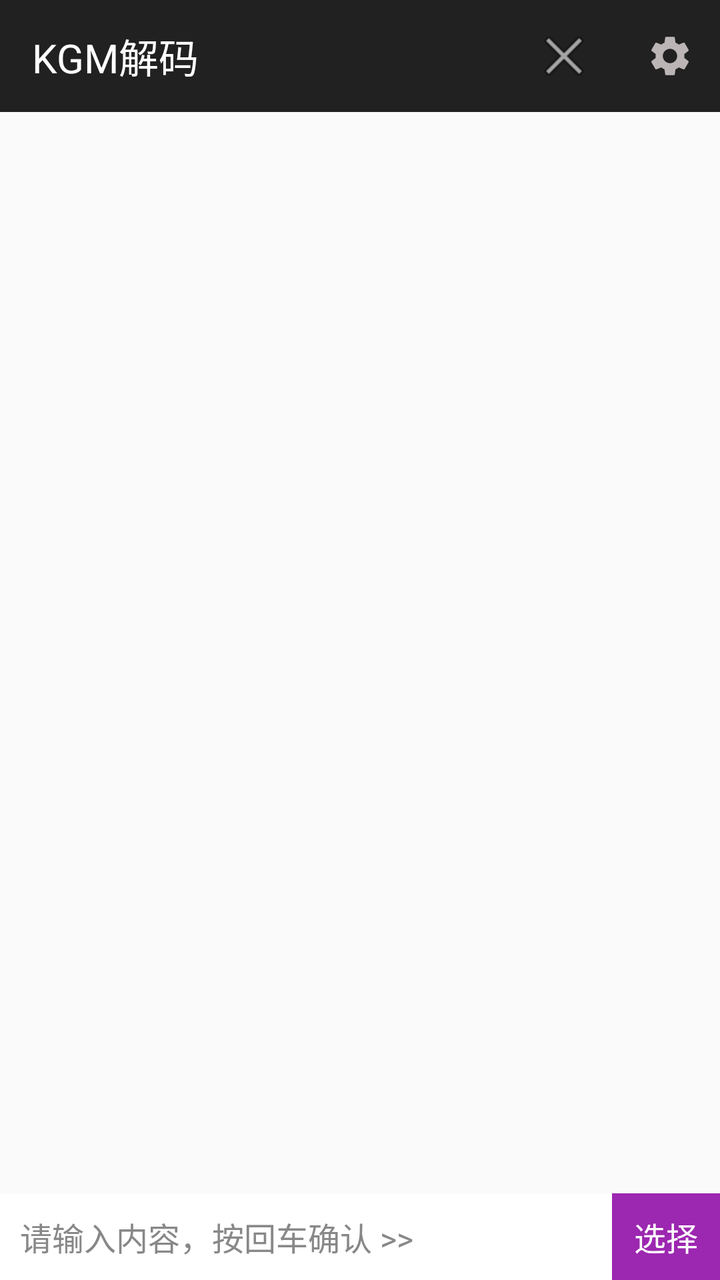
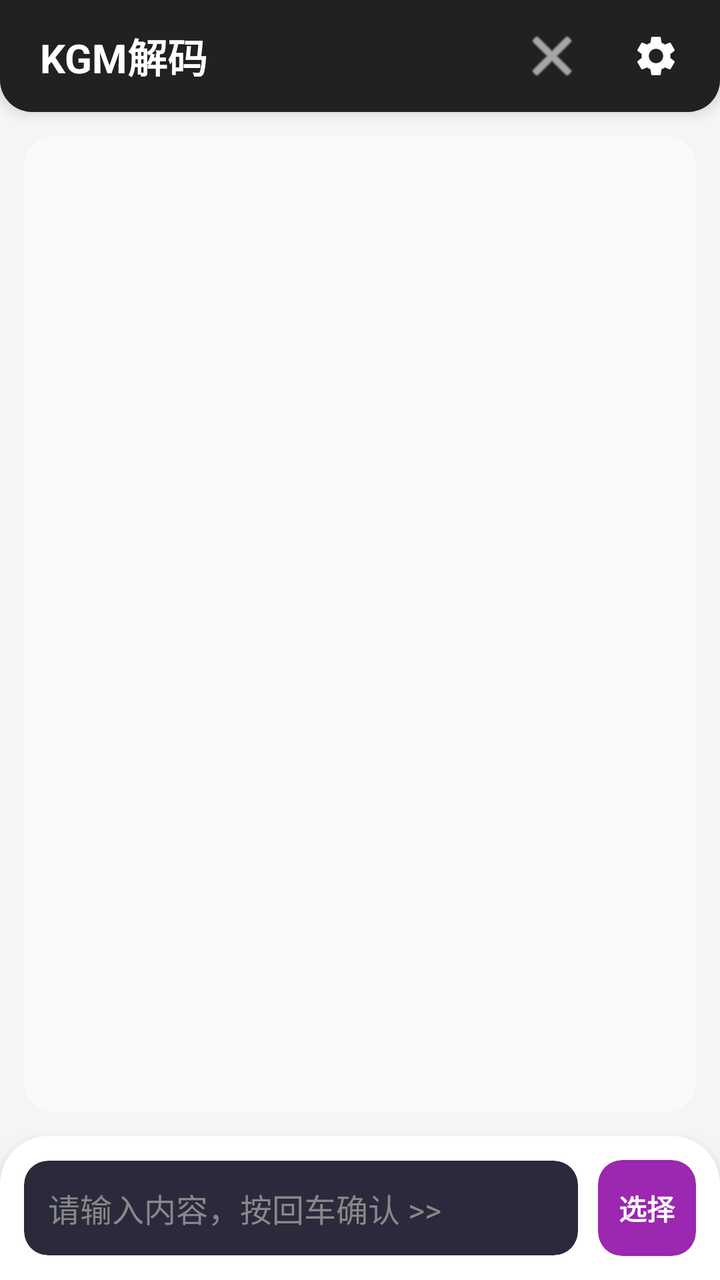

Screens rendered from an Android XML layout before and after an edit, with the pre-edit source and the edit as a unified diff.
<!-- AndroidManifest.xml: application theme Theme.AppCompat.Light.NoActionBar -->
<!-- res/layout/activity_main.xml -->
<?xml version="1.0" encoding="utf-8"?>
<androidx.constraintlayout.widget.ConstraintLayout
    xmlns:android="http://schemas.android.com/apk/res/android"
    xmlns:tools="http://schemas.android.com/tools"
    xmlns:app="http://schemas.android.com/apk/res-auto"
    android:layout_width="match_parent"
    android:layout_height="match_parent"
    android:background="@color/bg_root"
    tools:context=".MainActivity">

    
    <LinearLayout
        android:id="@+id/title_bar"
        android:layout_width="match_parent"
        android:layout_height="56dp"
        android:orientation="horizontal"
        android:background="@color/bg_title_bar"
        app:layout_constraintTop_toTopOf="parent"
        app:layout_constraintStart_toStartOf="parent"
        app:layout_constraintEnd_toEndOf="parent">

        <TextView
            android:id="@+id/tv_title"
            android:layout_width="0dp"
            android:layout_height="match_parent"
            android:layout_weight="1"
            android:gravity="center_vertical"
            android:paddingStart="16dp"
            android:paddingLeft="16dp"
            android:text="@string/MainActivity_title"
            android:textColor="@color/text_title"
            android:textSize="20sp" />

        <ImageView
            android:id="@+id/iv_close"
            android:layout_width="56dp"
            android:layout_height="56dp"
            android:scaleType="centerInside"
            android:clickable="true"
            android:focusable="true"
            android:src="@android:drawable/ic_menu_close_clear_cancel" />

        <ImageButton
            android:background="@android:color/transparent"
            android:id="@+id/btn_setting"
            android:layout_width="50dp"
            android:layout_height="match_parent"
            android:src="@drawable/baseline_settings_24" />
    </LinearLayout>

    
    <LinearLayout
        android:id="@+id/input_bar"
        android:layout_width="match_parent"
        android:layout_height="wrap_content"
        android:orientation="horizontal"
        android:background="@color/bg_input_bar"
        app:layout_constraintBottom_toBottomOf="parent"
        app:layout_constraintStart_toStartOf="parent"
        app:layout_constraintEnd_toEndOf="parent">

        <EditText
            android:id="@+id/et_input"
            android:layout_width="0dp"
            android:layout_height="wrap_content"
            android:layout_weight="0.85"
            android:padding="10dp"
            android:hint="@string/MainActivity_defaultHint"
            android:textColorHint="@color/text_hint"
            android:textColor="@color/text_console"
            android:textSize="16sp"
            android:background="@android:color/transparent"
            android:inputType="text"
            android:imeOptions="actionSend" />

        <TextView
            android:id="@+id/btn_pick"
            android:layout_width="0dp"
            android:layout_height="match_parent"
            android:layout_weight="0.15"
            android:background="@color/btn_pick_bg"
            android:clickable="true"
            android:focusable="true"
            android:gravity="center"
            android:text="@string/MainActivity_pickBtnHint"
            android:textColor="@color/btn_pick_text"
            android:textSize="16sp" />
    </LinearLayout>

    
    <ScrollView
        android:id="@+id/sv_console"
        android:layout_width="match_parent"
        android:layout_height="0dp"
        android:background="@color/bg_console"
        app:layout_constraintTop_toBottomOf="@id/title_bar"
        app:layout_constraintBottom_toTopOf="@id/input_bar"
        app:layout_constraintStart_toStartOf="parent"
        app:layout_constraintEnd_toEndOf="parent">

        <TextView
            android:id="@+id/tv_console"
            android:layout_width="match_parent"
            android:layout_height="wrap_content"
            android:padding="4dp"
            android:textSize="18sp"
            android:textColor="@color/text_console"
            android:fontFamily="monospace"
            android:scrollbars="vertical"
            android:textIsSelectable="true" />
    </ScrollView>

    
    <SurfaceView
        android:id="@+id/surface_view"
        android:layout_width="match_parent"
        android:layout_height="0dp"
        android:focusable="true"
        android:visibility="gone"
        app:layout_constraintTop_toTopOf="parent"
        app:layout_constraintBottom_toTopOf="@id/input_bar"
        app:layout_constraintStart_toStartOf="parent"
        app:layout_constraintEnd_toEndOf="parent"
        android:clickable="true"/>

    <ImageView
        android:id="@+id/playArrow"
        android:layout_width="150dp"
        android:layout_height="150dp"
        android:src="@drawable/round_play_arrow_24"
        android:visibility="gone"
        android:alpha="1"
        app:layout_constraintBottom_toBottomOf="parent"
        app:layout_constraintLeft_toLeftOf="parent"
        app:layout_constraintRight_toRightOf="parent"
        app:layout_constraintTop_toTopOf="parent" />

</androidx.constraintlayout.widget.ConstraintLayout>
<!-- resources referenced by this layout -->
<resources>
  <color name="bg_console">#FAFAFA</color>
  <color name="bg_input_bar">#FFFFFF</color>
  <color name="bg_root">#F5F5F5</color>
  <color name="bg_title_bar">#212121</color>
  <color name="btn_pick_bg">#9C27B0</color>
  <color name="btn_pick_text">#FFFFFF</color>
  <color name="text_console">#000000</color>
  <color name="text_hint">#888888</color>
  <color name="text_title">#FFFFFF</color>
  <!-- drawable baseline_settings_24 (drawable) -->
  <vector xmlns:android="http://schemas.android.com/apk/res/android" android:height="24dp" android:tint="#BCB5B5" android:viewportHeight="24" android:viewportWidth="24" android:width="24dp">
        
      <path android:fillColor="@android:color/black" android:pathData="M19.14,12.94c0.04,-0.3 0.06,-0.61 0.06,-0.94c0,-0.32 -0.02,-0.64 -0.07,-0.94l2.03,-1.58c0.18,-0.14 0.23,-0.41 0.12,-0.61l-1.92,-3.32c-0.12,-0.22 -0.37,-0.29 -0.59,-0.22l-2.39,0.96c-0.5,-0.38 -1.03,-0.7 -1.62,-0.94L14.4,2.81c-0.04,-0.24 -0.24,-0.41 -0.48,-0.41h-3.84c-0.24,0 -0.43,0.17 -0.47,0.41L9.25,5.35C8.66,5.59 8.12,5.92 7.63,6.29L5.24,5.33c-0.22,-0.08 -0.47,0 -0.59,0.22L2.74,8.87C2.62,9.08 2.66,9.34 2.86,9.48l2.03,1.58C4.84,11.36 4.8,11.69 4.8,12s0.02,0.64 0.07,0.94l-2.03,1.58c-0.18,0.14 -0.23,0.41 -0.12,0.61l1.92,3.32c0.12,0.22 0.37,0.29 0.59,0.22l2.39,-0.96c0.5,0.38 1.03,0.7 1.62,0.94l0.36,2.54c0.05,0.24 0.24,0.41 0.48,0.41h3.84c0.24,0 0.44,-0.17 0.47,-0.41l0.36,-2.54c0.59,-0.24 1.13,-0.56 1.62,-0.94l2.39,0.96c0.22,0.08 0.47,0 0.59,-0.22l1.92,-3.32c0.12,-0.22 0.07,-0.47 -0.12,-0.61L19.14,12.94zM12,15.6c-1.98,0 -3.6,-1.62 -3.6,-3.6s1.62,-3.6 3.6,-3.6s3.6,1.62 3.6,3.6S13.98,15.6 12,15.6z"/>
      
  </vector>
  <!-- drawable round_play_arrow_24 (drawable) -->
  <vector xmlns:android="http://schemas.android.com/apk/res/android" android:height="24dp" android:tint="#FFFFFF" android:viewportHeight="24" android:viewportWidth="24" android:width="24dp">
        
      <path android:fillColor="@android:color/white" android:pathData="M8,6.82v10.36c0,0.79 0.87,1.27 1.54,0.84l8.14,-5.18c0.62,-0.39 0.62,-1.29 0,-1.69L9.54,5.98C8.87,5.55 8,6.03 8,6.82z"/>
      
  </vector>
  <string name="MainActivity_defaultHint">请输入内容，按回车确认 &gt;&gt;</string>
  <string name="MainActivity_pickBtnHint">选择</string>
  <string name="MainActivity_title">KGM解码</string>
</resources>

<!-- the commit's change to res/layout/activity_main.xml (unified diff, before → after) -->
@@ -6,6 +6,7 @@
     android:layout_width="match_parent"
     android:layout_height="match_parent"
     android:background="@color/bg_root"
+    android:fitsSystemWindows="true"
     tools:context=".MainActivity">
 
     
@@ -14,7 +15,9 @@
         android:layout_width="match_parent"
         android:layout_height="56dp"
         android:orientation="horizontal"
-        android:background="@color/bg_title_bar"
+        android:background="@drawable/bg_title_bar"
+        android:elevation="4dp"
+        android:gravity="center_vertical"
         app:layout_constraintTop_toTopOf="parent"
         app:layout_constraintStart_toStartOf="parent"
         app:layout_constraintEnd_toEndOf="parent">
@@ -22,31 +25,104 @@
         <TextView
             android:id="@+id/tv_title"
             android:layout_width="0dp"
-            android:layout_height="match_parent"
+            android:layout_height="wrap_content"
             android:layout_weight="1"
             android:gravity="center_vertical"
-            android:paddingStart="16dp"
-            android:paddingLeft="16dp"
+            android:paddingStart="20dp"
+            android:paddingLeft="20dp"
+            android:paddingEnd="8dp"
             android:text="@string/MainActivity_title"
             android:textColor="@color/text_title"
-            android:textSize="20sp" />
+            android:textSize="20sp"
+            android:textStyle="bold"
+            android:ellipsize="end"
+            android:maxLines="1" />
 
         <ImageView
             android:id="@+id/iv_close"
-            android:layout_width="56dp"
-            android:layout_height="56dp"
+            android:layout_width="48dp"
+            android:layout_height="48dp"
+            android:layout_marginEnd="4dp"
             android:scaleType="centerInside"
             android:clickable="true"
             android:focusable="true"
-            android:src="@android:drawable/ic_menu_close_clear_cancel" />
+            android:background="?attr/selectableItemBackgroundBorderless"
+            android:src="@android:drawable/ic_menu_close_clear_cancel"
+            app:tint="@color/text_title" />
 
         <ImageButton
-            android:background="@android:color/transparent"
             android:id="@+id/btn_setting"
-            android:layout_width="50dp"
+            android:layout_width="48dp"
+            android:layout_height="48dp"
+            android:layout_marginEnd="8dp"
+            android:background="?attr/selectableItemBackgroundBorderless"
+            android:src="@drawable/baseline_settings_24"
+            app:tint="@color/text_title" />
+    </LinearLayout>
+
+    
+    <FrameLayout
+        android:id="@+id/card_console"
+        android:layout_width="0dp"
+        android:layout_height="0dp"
+        android:layout_margin="12dp"
+        android:background="@drawable/bg_console"
+        android:padding="12dp"
+        app:layout_constraintTop_toBottomOf="@id/title_bar"
+        app:layout_constraintBottom_toTopOf="@id/input_bar"
+        app:layout_constraintStart_toStartOf="parent"
+        app:layout_constraintEnd_toEndOf="parent">
+
+        <ScrollView
+            android:id="@+id/sv_console"
+            android:layout_width="match_parent"
             android:layout_height="match_parent"
-            android:src="@drawable/baseline_settings_24" />
-    </LinearLayout>
+            android:scrollbars="vertical"
+            android:fadeScrollbars="false">
+
+            <TextView
+                android:id="@+id/tv_console"
+                android:layout_width="match_parent"
+                android:layout_height="wrap_content"
+                android:padding="4dp"
+                android:textSize="16sp"
+                android:lineSpacingMultiplier="1.15"
+                android:textColor="@color/text_console"
+                android:fontFamily="monospace"
+                android:textIsSelectable="true" />
+        </ScrollView>
+    </FrameLayout>
+
+    
+    <SurfaceView
+        android:id="@+id/surface_view"
+        android:layout_width="0dp"
+        android:layout_height="0dp"
+        android:focusable="true"
+        android:visibility="gone"
+        android:clickable="true"
+        android:translationZ="10dp"
+        app:layout_constraintTop_toTopOf="parent"
+        app:layout_constraintBottom_toTopOf="@id/input_bar"
+        app:layout_constraintStart_toStartOf="parent"
+        app:layout_constraintEnd_toEndOf="parent" />
+
+    
+    <ImageView
+        android:id="@+id/playArrow"
+        android:layout_width="120dp"
+        android:layout_height="120dp"
+        android:src="@drawable/round_play_arrow_24"
+        android:visibility="gone"
+        android:alpha="0.9"
+        android:background="@drawable/bg_card_rounded"
+        android:padding="24dp"
+        android:translationZ="12dp"
+        app:tint="@color/text_title"
+        app:layout_constraintBottom_toBottomOf="parent"
+        app:layout_constraintLeft_toLeftOf="parent"
+        app:layout_constraintRight_toRightOf="parent"
+        app:layout_constraintTop_toTopOf="parent" />
 
     
     <LinearLayout
@@ -54,85 +130,58 @@
         android:layout_width="match_parent"
         android:layout_height="wrap_content"
         android:orientation="horizontal"
-        android:background="@color/bg_input_bar"
+        android:background="@drawable/bg_input_bar"
+        android:elevation="8dp"
+        android:padding="12dp"
+        android:gravity="center_vertical"
         app:layout_constraintBottom_toBottomOf="parent"
         app:layout_constraintStart_toStartOf="parent"
         app:layout_constraintEnd_toEndOf="parent">
 
-        <EditText
-            android:id="@+id/et_input"
+        <androidx.cardview.widget.CardView
             android:layout_width="0dp"
             android:layout_height="wrap_content"
             android:layout_weight="0.85"
-            android:padding="10dp"
-            android:hint="@string/MainActivity_defaultHint"
-            android:textColorHint="@color/text_hint"
-            android:textColor="@color/text_console"
-            android:textSize="16sp"
-            android:background="@android:color/transparent"
-            android:inputType="text"
-            android:imeOptions="actionSend" />
+            android:layout_marginEnd="10dp"
+            app:cardCornerRadius="12dp"
+            app:cardElevation="0dp"
+            app:cardBackgroundColor="@color/bg_edit_text">
 
-        <TextView
-            android:id="@+id/btn_pick"
+            <EditText
+                android:id="@+id/et_input"
+                android:layout_width="match_parent"
+                android:layout_height="wrap_content"
+                android:padding="12dp"
+                android:hint="@string/MainActivity_defaultHint"
+                android:textColorHint="@color/text_hint"
+                android:textColor="@color/text_console"
+                android:textSize="16sp"
+                android:background="@android:color/transparent"
+                android:inputType="text"
+                android:imeOptions="actionSend" />
+        </androidx.cardview.widget.CardView>
+
+        <androidx.cardview.widget.CardView
             android:layout_width="0dp"
-            android:layout_height="match_parent"
+            android:layout_height="48dp"
             android:layout_weight="0.15"
-            android:background="@color/btn_pick_bg"
-            android:clickable="true"
-            android:focusable="true"
-            android:gravity="center"
-            android:text="@string/MainActivity_pickBtnHint"
-            android:textColor="@color/btn_pick_text"
-            android:textSize="16sp" />
+            app:cardCornerRadius="12dp"
+            app:cardElevation="0dp"
+            app:cardBackgroundColor="@color/btn_pick_bg">
+
+            <TextView
+                android:id="@+id/btn_pick"
+                android:layout_width="match_parent"
+                android:layout_height="match_parent"
+                android:background="?attr/selectableItemBackground"
+                android:clickable="true"
+                android:focusable="true"
+                android:gravity="center"
+                android:text="@string/MainActivity_pickBtnHint"
+                android:textColor="@color/btn_pick_text"
+                android:textSize="14sp"
+                android:textStyle="bold" />
+        </androidx.cardview.widget.CardView>
     </LinearLayout>
 
-    
-    <ScrollView
-        android:id="@+id/sv_console"
-        android:layout_width="match_parent"
-        android:layout_height="0dp"
-        android:background="@color/bg_console"
-        app:layout_constraintTop_toBottomOf="@id/title_bar"
-        app:layout_constraintBottom_toTopOf="@id/input_bar"
-        app:layout_constraintStart_toStartOf="parent"
-        app:layout_constraintEnd_toEndOf="parent">
-
-        <TextView
-            android:id="@+id/tv_console"
-            android:layout_width="match_parent"
-            android:layout_height="wrap_content"
-            android:padding="4dp"
-            android:textSize="18sp"
-            android:textColor="@color/text_console"
-            android:fontFamily="monospace"
-            android:scrollbars="vertical"
-            android:textIsSelectable="true" />
-    </ScrollView>
-
-    
-    <SurfaceView
-        android:id="@+id/surface_view"
-        android:layout_width="match_parent"
-        android:layout_height="0dp"
-        android:focusable="true"
-        android:visibility="gone"
-        app:layout_constraintTop_toTopOf="parent"
-        app:layout_constraintBottom_toTopOf="@id/input_bar"
-        app:layout_constraintStart_toStartOf="parent"
-        app:layout_constraintEnd_toEndOf="parent"
-        android:clickable="true"/>
-
-    <ImageView
-        android:id="@+id/playArrow"
-        android:layout_width="150dp"
-        android:layout_height="150dp"
-        android:src="@drawable/round_play_arrow_24"
-        android:visibility="gone"
-        android:alpha="1"
-        app:layout_constraintBottom_toBottomOf="parent"
-        app:layout_constraintLeft_toLeftOf="parent"
-        app:layout_constraintRight_toRightOf="parent"
-        app:layout_constraintTop_toTopOf="parent" />
-
 </androidx.constraintlayout.widget.ConstraintLayout>
<!-- resource entries referenced after the edit -->
@@ -1,5 +1,6 @@
 <!-- resources referenced by this layout -->
 <resources>
+  <color name="bg_edit_text">#FF2A2A3C</color>
   <color name="bg_console">#FAFAFA</color>
   <color name="bg_input_bar">#FFFFFF</color>
   <color name="bg_root">#F5F5F5</color>
@@ -15,6 +16,36 @@
       <path android:fillColor="@android:color/black" android:pathData="M19.14,12.94c0.04,-0.3 0.06,-0.61 0.06,-0.94c0,-0.32 -0.02,-0.64 -0.07,-0.94l2.03,-1.58c0.18,-0.14 0.23,-0.41 0.12,-0.61l-1.92,-3.32c-0.12,-0.22 -0.37,-0.29 -0.59,-0.22l-2.39,0.96c-0.5,-0.38 -1.03,-0.7 -1.62,-0.94L14.4,2.81c-0.04,-0.24 -0.24,-0.41 -0.48,-0.41h-3.84c-0.24,0 -0.43,0.17 -0.47,0.41L9.25,5.35C8.66,5.59 8.12,5.92 7.63,6.29L5.24,5.33c-0.22,-0.08 -0.47,0 -0.59,0.22L2.74,8.87C2.62,9.08 2.66,9.34 2.86,9.48l2.03,1.58C4.84,11.36 4.8,11.69 4.8,12s0.02,0.64 0.07,0.94l-2.03,1.58c-0.18,0.14 -0.23,0.41 -0.12,0.61l1.92,3.32c0.12,0.22 0.37,0.29 0.59,0.22l2.39,-0.96c0.5,0.38 1.03,0.7 1.62,0.94l0.36,2.54c0.05,0.24 0.24,0.41 0.48,0.41h3.84c0.24,0 0.44,-0.17 0.47,-0.41l0.36,-2.54c0.59,-0.24 1.13,-0.56 1.62,-0.94l2.39,0.96c0.22,0.08 0.47,0 0.59,-0.22l1.92,-3.32c0.12,-0.22 0.07,-0.47 -0.12,-0.61L19.14,12.94zM12,15.6c-1.98,0 -3.6,-1.62 -3.6,-3.6s1.62,-3.6 3.6,-3.6s3.6,1.62 3.6,3.6S13.98,15.6 12,15.6z"/>
       
   </vector>
+  <!-- drawable bg_card_rounded (drawable) -->
+  <?xml version="1.0" encoding="utf-8"?>
+  <shape xmlns:android="http://schemas.android.com/apk/res/android"
+      android:shape="rectangle">
+      <solid android:color="@color/bg_card" />
+      <corners android:radius="16dp" />
+  </shape>
+  <!-- drawable bg_console (drawable) -->
+  <?xml version="1.0" encoding="utf-8"?>
+  <shape xmlns:android="http://schemas.android.com/apk/res/android"
+      android:shape="rectangle">
+      <solid android:color="@color/bg_console" />
+      <corners android:radius="16dp" />
+  </shape>
+  <!-- drawable bg_input_bar (drawable) -->
+  <?xml version="1.0" encoding="utf-8"?>
+  <shape xmlns:android="http://schemas.android.com/apk/res/android"
+      android:shape="rectangle">
+      <solid android:color="@color/bg_input_bar" />
+      <corners android:topLeftRadius="24dp"
+          android:topRightRadius="24dp" />
+  </shape>
+  <!-- drawable bg_title_bar (drawable) -->
+  <?xml version="1.0" encoding="utf-8"?>
+  <shape xmlns:android="http://schemas.android.com/apk/res/android"
+      android:shape="rectangle">
+      <solid android:color="@color/bg_title_bar" />
+      <corners android:bottomLeftRadius="16dp"
+          android:bottomRightRadius="16dp" />
+  </shape>
   <!-- drawable round_play_arrow_24 (drawable) -->
   <vector xmlns:android="http://schemas.android.com/apk/res/android" android:height="24dp" android:tint="#FFFFFF" android:viewportHeight="24" android:viewportWidth="24" android:width="24dp">
         
@@ -24,5 +55,6 @@
   <string name="MainActivity_defaultHint">请输入内容，按回车确认 &gt;&gt;</string>
   <string name="MainActivity_pickBtnHint">选择</string>
   <string name="MainActivity_title">KGM解码</string>
+  <color name="bg_card">#FF1E1E2E</color>
 </resources>
 
